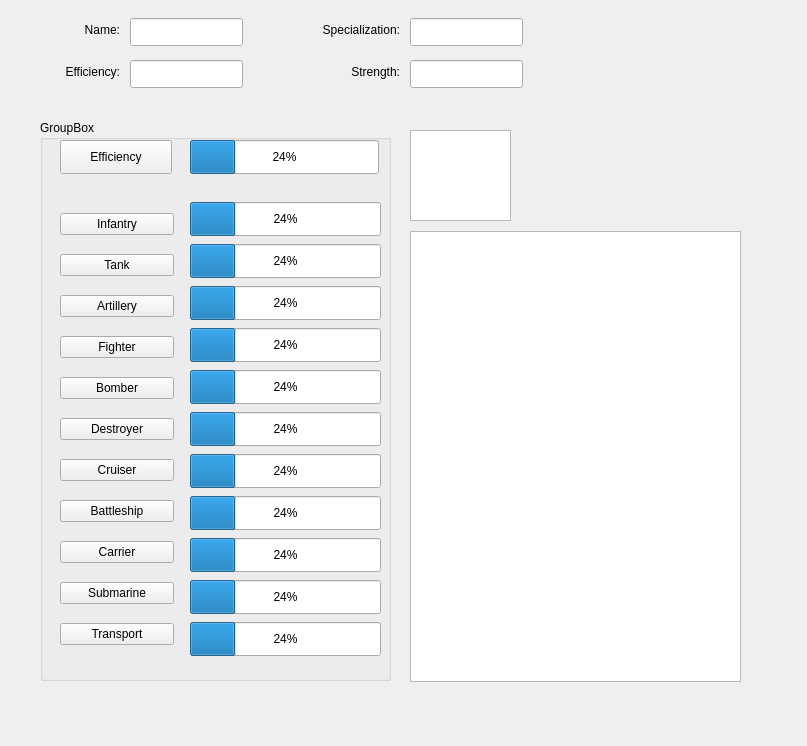
Above: GameDemonstrator/dialogs/MapCitySettingsDialog.ui from raubwuerger/StrategicGameProject before the change. Below: the same form after it.
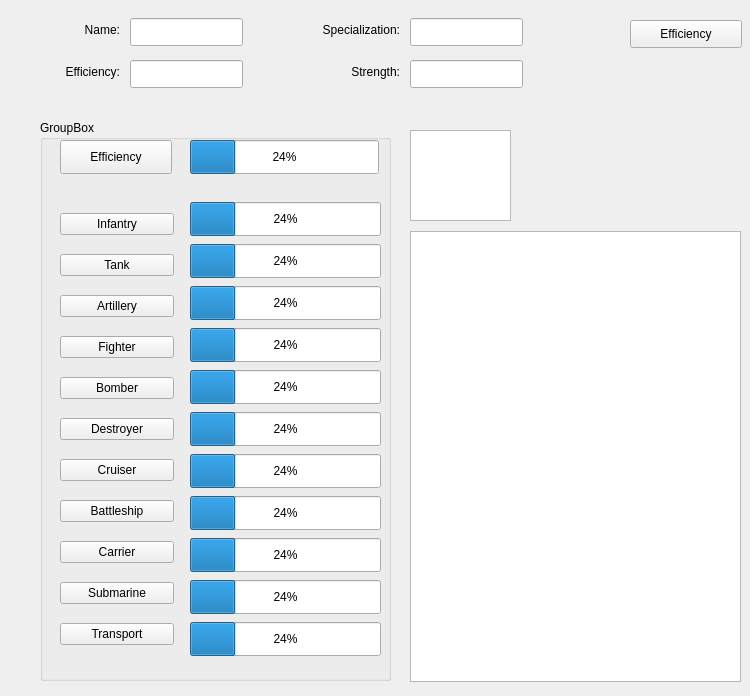
That is the form after the change.

Diff of the .ui file:
```diff
--- a/GameDemonstrator/dialogs/MapCitySettingsDialog.ui
+++ b/GameDemonstrator/dialogs/MapCitySettingsDialog.ui
@@ -6,8 +6,8 @@
    <rect>
     <x>0</x>
     <y>0</y>
-    <width>807</width>
-    <height>746</height>
+    <width>750</width>
+    <height>696</height>
    </rect>
   </property>
   <property name="windowTitle">
@@ -498,6 +498,19 @@
     </rect>
    </property>
   </widget>
+  <widget class="QPushButton" name="pushButtonProduceEfficiency_2">
+   <property name="geometry">
+    <rect>
+     <x>630</x>
+     <y>20</y>
+     <width>112</width>
+     <height>28</height>
+    </rect>
+   </property>
+   <property name="text">
+    <string>Efficiency</string>
+   </property>
+  </widget>
  </widget>
  <resources/>
  <connections/>
```
Left out of the diff: 54 changed lines with no effect on the pictures.
